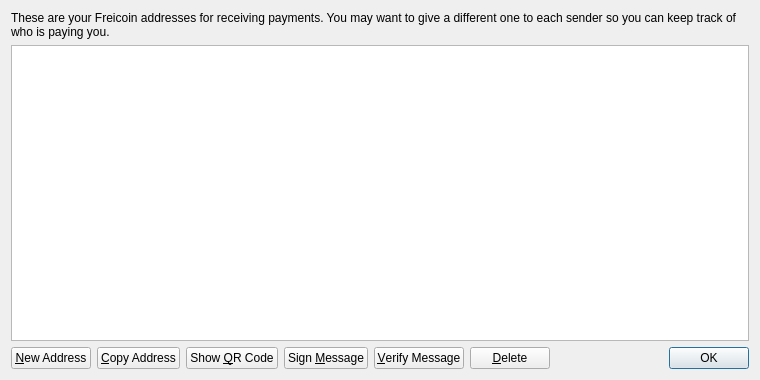
Above: src/qt/forms/addressbookpage.ui from ngilesgt/baudcoin before the change. Below: the same form after it.
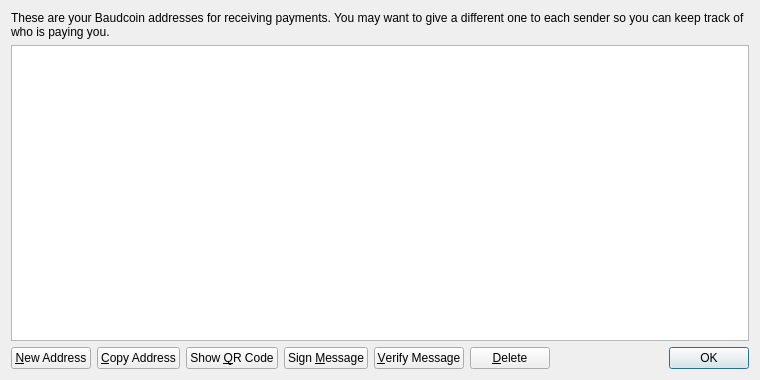
That is the form after the change. Icons and pictures are not drawn.

The edit to the form file:
```diff
--- a/src/qt/forms/addressbookpage.ui
+++ b/src/qt/forms/addressbookpage.ui
@@ -17,7 +17,7 @@
    <item>
     <widget class="QLabel" name="labelExplanation">
      <property name="text">
-      <string>These are your Freicoin addresses for receiving payments. You may want to give a different one to each sender so you can keep track of who is paying you.</string>
+      <string>These are your Baudcoin addresses for receiving payments. You may want to give a different one to each sender so you can keep track of who is paying you.</string>
      </property>
      <property name="textFormat">
       <enum>Qt::PlainText</enum>
```
Left out of the diff: 18 changed lines with no effect on the pictures.
